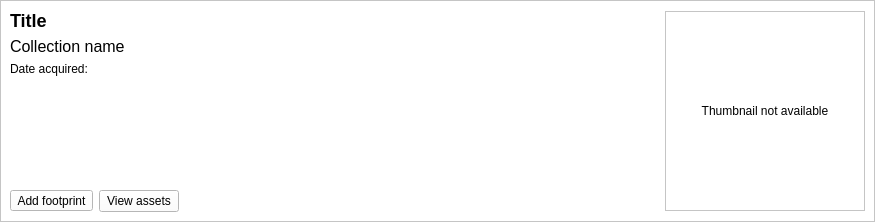
First picture: the form in src/qgis_stac/ui/result_item_widget.ui, repository stac-utils/qgis-stac-plugin, before the edit.
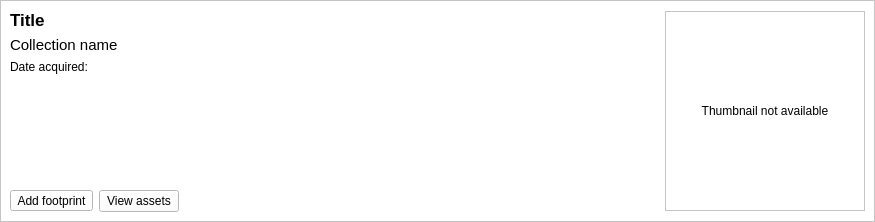
Second picture: the form after the edit.

Commit message: changed lable size for the item id and item collection name

What changed in the file:
```diff
--- a/src/qgis_stac/ui/result_item_widget.ui
+++ b/src/qgis_stac/ui/result_item_widget.ui
@@ -67,7 +67,7 @@
            </sizepolicy>
           </property>
           <property name="styleSheet">
-           <string notr="true">font-size: 18px; font-weight: 500;</string>
+           <string notr="true">font-size: 17px; font-weight: 500;</string>
           </property>
           <property name="frameShape">
            <enum>QFrame::NoFrame</enum>
@@ -95,7 +95,7 @@
            </sizepolicy>
           </property>
           <property name="styleSheet">
-           <string notr="true">font-size:16px; font-weight:310;</string>
+           <string notr="true">font-size:15px; font-weight:310;</string>
           </property>
           <property name="text">
            <string>Collection name</string>
```
